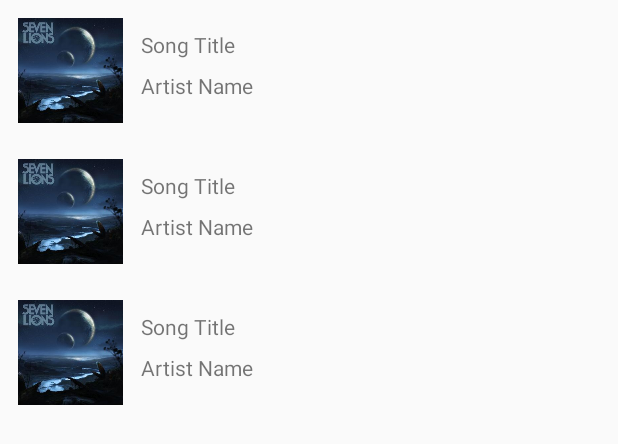
After one commit to davisk83/Dotify, an Android app: the layout activity_song_list.xml on its own in the app's theme, with its tools: preview values and no code run, on a phone screen of 412 x 824 dp. The commit adds this screen. Shown: the top 444 px of the screen. Run offline under Robolectric (Android 15) with nearby library versions, the phone set to English and light mode, and no system bars.

Commit message:
added list of songs

```diff
--- a/app/build.gradle
+++ b/app/build.gradle
@@ -34,4 +34,8 @@ dependencies {
     testImplementation 'junit:junit:4.12'
     androidTestImplementation 'androidx.test.ext:junit:1.1.1'
     androidTestImplementation 'androidx.test.espresso:espresso-core:3.2.0'
+
+    implementation 'com.ericchee:songdataprovider:1.0.5'
+    // RecyclerView
+    implementation "androidx.recyclerview:recyclerview:1.1.0"
 }
--- a/app/src/main/AndroidManifest.xml
+++ b/app/src/main/AndroidManifest.xml
@@ -9,13 +9,14 @@
         android:roundIcon="@mipmap/ic_launcher_round"
         android:supportsRtl="true"
         android:theme="@style/AppTheme">
-        <activity android:name=".MainActivity">
+        <activity android:name=".SongListActivity">
             <intent-filter>
                 <action android:name="android.intent.action.MAIN" />
 
                 <category android:name="android.intent.category.LAUNCHER" />
             </intent-filter>
         </activity>
+        <activity android:name=".MainActivity"></activity>
     </application>
 
 </manifest>
--- a/app/src/main/java/com/davisk83/dotify/MainActivity.kt
+++ b/app/src/main/java/com/davisk83/dotify/MainActivity.kt
@@ -7,7 +7,6 @@ import android.widget.Toast
 import kotlinx.android.synthetic.main.activity_main.*
 import kotlin.random.Random
 
-// Push Test
 class MainActivity : AppCompatActivity() {
     private var randomPlayCount = Random.nextInt(1, 100000000)
 
--- /dev/null
+++ b/app/src/main/res/layout/activity_song_list.xml
@@ -0,0 +1,18 @@
+<?xml version="1.0" encoding="utf-8"?>
+<androidx.constraintlayout.widget.ConstraintLayout xmlns:android="http://schemas.android.com/apk/res/android"
+    xmlns:app="http://schemas.android.com/apk/res-auto"
+    xmlns:tools="http://schemas.android.com/tools"
+    android:layout_width="match_parent"
+    android:layout_height="match_parent"
+    tools:context=".SongListActivity">
+
+    <androidx.recyclerview.widget.RecyclerView
+        android:id="@+id/rvSongs"
+        android:layout_width="0dp"
+        android:layout_height="wrap_content"
+        app:layout_constraintLeft_toLeftOf="parent"
+        app:layout_constraintRight_toRightOf="parent"
+        app:layout_constraintTop_toTopOf="parent"
+        app:layoutManager="androidx.recyclerview.widget.LinearLayoutManager"
+        tools:listitem="@layout/item_song"/>
+</androidx.constraintlayout.widget.ConstraintLayout>
--- /dev/null
+++ b/app/src/main/res/layout/item_song.xml
@@ -0,0 +1,46 @@
+<?xml version="1.0" encoding="utf-8"?>
+<androidx.constraintlayout.widget.ConstraintLayout xmlns:android="http://schemas.android.com/apk/res/android"
+    android:layout_width="match_parent"
+    android:layout_height="wrap_content"
+    xmlns:tools="http://schemas.android.com/tools"
+    xmlns:app="http://schemas.android.com/apk/res-auto"
+    android:padding="12dp">
+
+    <ImageView
+        android:id="@+id/ivSongImage"
+        android:layout_width="70dp"
+        android:layout_height="70dp"
+        android:src="@drawable/strangers_cover_art"
+        android:contentDescription="@string/coverArtDesc"
+        app:layout_constraintTop_toTopOf="parent"
+        app:layout_constraintLeft_toLeftOf="parent"
+        app:layout_constraintBottom_toBottomOf="parent"/>
+
+    <TextView
+        android:id="@+id/tvSongTitle"
+        android:layout_width="wrap_content"
+        android:layout_height="wrap_content"
+        android:layout_marginStart="12dp"
+        android:layout_marginTop="8dp"
+        app:layout_constraintLeft_toRightOf="@id/ivSongImage"
+        app:layout_constraintTop_toTopOf="@id/ivSongImage"
+        tools:text="Song Title"/>
+
+    <androidx.constraintlayout.widget.Barrier
+        android:id="@+id/barrier"
+        android:layout_width="wrap_content"
+        android:layout_height="wrap_content"
+        app:barrierDirection="bottom"
+        app:constraint_referenced_ids="tvSongTitle"/>
+
+    <TextView
+        android:id="@+id/tvArtistName"
+        android:layout_width="wrap_content"
+        android:layout_height="wrap_content"
+        android:layout_marginStart="12dp"
+        android:layout_marginBottom="8dp"
+        app:layout_constraintBottom_toBottomOf="@id/ivSongImage"
+        app:layout_constraintLeft_toRightOf="@id/ivSongImage"
+        app:layout_constraintTop_toTopOf="@id/barrier"
+        tools:text="Artist Name" />
+</androidx.constraintlayout.widget.ConstraintLayout>
```
Also changed, not shown: app/src/main/java/com/davisk83/dotify/SongListActivity.kt (added, +21 -0 lines), app/src/main/java/com/davisk83/dotify/SongListAdapter.kt (added, +38 -0 lines).
